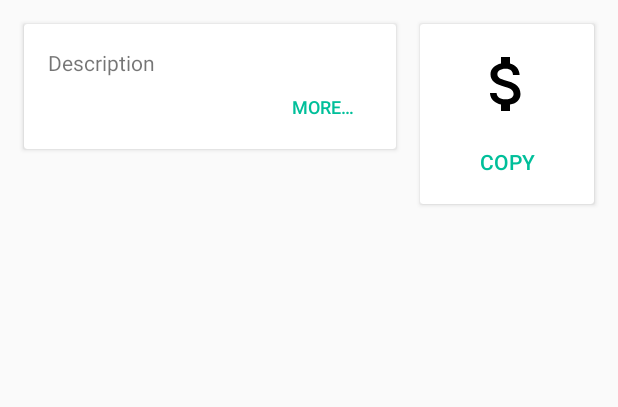
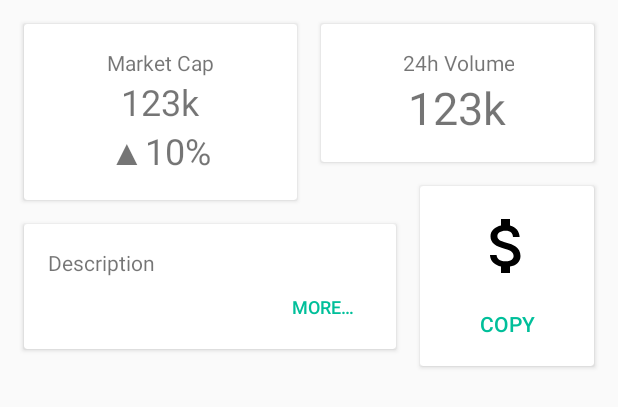
Before and after one commit to grgar/Cryptovalise, an Android app: the layout coin_detail.xml on its own in the app's theme, with its tools: preview values and no code run, on a phone screen of 412 x 824 dp. Shown: the top 407 px of the screen. Run offline under Robolectric (Android 15) with nearby library versions, the phone set to English and light mode, and no system bars.

Commit message:
NumberFormat object and CoinDetail Market Cap

```diff
--- a/app/src/main/res/layout/coin_detail.xml
+++ b/app/src/main/res/layout/coin_detail.xml
@@ -9,13 +9,118 @@
 	<android.support.v7.widget.CardView
 		android:layout_width="0dp"
 		android:layout_height="wrap_content"
+		android:id="@+id/summaryCap"
+		android:layout_marginTop="16dp"
+		app:layout_constraintTop_toTopOf="parent"
+		app:layout_constraintStart_toStartOf="parent"
+		android:layout_marginStart="16dp"
+		app:layout_constraintEnd_toStartOf="@+id/guide50"
+		android:layout_marginEnd="8dp">
+
+		<android.support.constraint.ConstraintLayout
+			android:layout_width="match_parent"
+			android:layout_height="match_parent">
+
+			<TextView
+				android:text="@string/coin_detail_cap_title"
+				android:layout_width="wrap_content"
+				android:layout_height="wrap_content"
+				android:layout_marginTop="16dp"
+				app:layout_constraintTop_toTopOf="parent"
+				app:layout_constraintStart_toStartOf="parent"
+				android:layout_marginStart="16dp"
+				android:id="@+id/capTitle"
+				app:layout_constraintEnd_toEndOf="parent"
+				android:layout_marginEnd="16dp"
+				android:textAlignment="center"/>
+
+			<TextView
+				android:layout_width="0dp"
+				android:layout_height="wrap_content"
+				android:id="@+id/capTotal"
+				android:textSize="24sp"
+				app:layout_constraintTop_toBottomOf="@+id/capTitle"
+				app:layout_constraintStart_toStartOf="parent"
+				android:layout_marginStart="16dp"
+				app:layout_constraintEnd_toEndOf="parent"
+				android:layout_marginEnd="16dp"
+				android:textAlignment="center"
+				tools:text="123k"/>
+
+			<TextView
+				android:layout_width="0dp"
+				android:layout_height="wrap_content"
+				android:id="@+id/capPercent"
+				app:layout_constraintStart_toStartOf="parent"
+				android:layout_marginStart="16dp"
+				app:layout_constraintEnd_toEndOf="parent"
+				android:layout_marginEnd="16dp"
+				android:textSize="24sp"
+				android:textAlignment="center"
+				app:layout_constraintTop_toBottomOf="@+id/capTotal"
+				app:layout_constraintBottom_toBottomOf="parent"
+				android:layout_marginBottom="16dp"
+				tools:text="▲10%"/>
+		</android.support.constraint.ConstraintLayout>
+	</android.support.v7.widget.CardView>
+
+	<android.support.v7.widget.CardView
+		android:layout_width="0dp"
+		android:layout_height="wrap_content"
+		android:id="@+id/summaryVol"
+		app:layout_constraintStart_toStartOf="@+id/guide50"
+		android:layout_marginStart="8dp"
 		app:layout_constraintTop_toTopOf="parent"
 		android:layout_marginTop="16dp"
+		app:layout_constraintEnd_toEndOf="parent"
+		android:layout_marginEnd="16dp"
+		>
+
+		<android.support.constraint.ConstraintLayout
+			android:layout_width="match_parent"
+			android:layout_height="match_parent">
+
+			<TextView
+				android:text="@string/coin_detail_vol_title"
+				android:layout_width="wrap_content"
+				android:layout_height="wrap_content"
+				android:id="@+id/volTitle"
+				android:layout_marginTop="16dp"
+				app:layout_constraintTop_toTopOf="parent"
+				app:layout_constraintStart_toStartOf="parent"
+				android:layout_marginStart="16dp"
+				android:layout_marginEnd="16dp"
+				app:layout_constraintEnd_toEndOf="parent"
+				android:textAlignment="center"/>
+
+			<TextView
+				android:layout_width="0dp"
+				android:layout_height="wrap_content"
+				android:id="@+id/volTotal"
+				android:textSize="30sp"
+				app:layout_constraintStart_toStartOf="parent"
+				android:layout_marginStart="16dp"
+				app:layout_constraintEnd_toEndOf="parent"
+				android:layout_marginEnd="16dp"
+				android:textAlignment="center"
+				app:layout_constraintHorizontal_bias="0.0"
+				app:layout_constraintTop_toBottomOf="@+id/volTitle"
+				app:layout_constraintBottom_toBottomOf="parent"
+				android:layout_marginBottom="16dp"
+				tools:text="123k"/>
+		</android.support.constraint.ConstraintLayout>
+	</android.support.v7.widget.CardView>
+
+	<android.support.v7.widget.CardView
+		android:layout_width="0dp"
+		android:layout_height="wrap_content"
 		app:layout_constraintStart_toStartOf="parent"
 		android:layout_marginStart="16dp"
 		app:layout_constraintEnd_toStartOf="@+id/guide66"
 		android:layout_marginEnd="8dp"
-		android:id="@+id/cardView">
+		android:id="@+id/cardView"
+		android:layout_marginTop="16dp"
+		app:layout_constraintTop_toBottomOf="@+id/summaryCap">
 
 		<android.support.constraint.ConstraintLayout
 			android:layout_width="match_parent"
@@ -80,10 +185,9 @@
 		android:layout_marginEnd="16dp"
 		app:layout_constraintStart_toStartOf="@+id/guide66"
 		android:layout_marginStart="8dp"
-		app:layout_constraintTop_toTopOf="parent"
+		android:id="@+id/coinLogoCard"
 		android:layout_marginTop="16dp"
-		android:id="@+id/coinLogoCard"
-		>
+		app:layout_constraintTop_toBottomOf="@+id/summaryVol">
 
 		<android.support.constraint.ConstraintLayout
 			android:layout_width="match_parent"
@@ -99,7 +203,8 @@
 				android:layout_marginStart="8dp"
 				app:layout_constraintTop_toTopOf="parent"
 				android:layout_marginTop="16dp"
-				tools:srcCompat="@drawable/ic_attach_money_black_24dp"/>
+				tools:srcCompat="@drawable/ic_attach_money_black_24dp"
+				android:contentDescription="@string/coin_list_icon_description"/>
 
 			<Button
 				android:text="@string/coin_detail_copy_logo"
--- a/app/src/main/res/values/strings.xml
+++ b/app/src/main/res/values/strings.xml
@@ -15,4 +15,6 @@
 	<string name="add_coin_emptymsg">No more coins are available</string>
 	<string name="coin_detail_missing_description">No description</string>
 	<string name="coin_detail_copy_logo">Copy</string>
+	<string name="coin_detail_cap_title">Market Cap</string>
+	<string name="coin_detail_vol_title">24h Volume</string>
 </resources>
```
Also changed, not shown: app/src/main/java/com/georgegarside/cryptovalise/CoinDetailFragment.kt (+7 -0 lines), app/src/main/java/com/georgegarside/cryptovalise/model/API.kt (+19 -5 lines), app/src/main/java/com/georgegarside/cryptovalise/model/Helpers.kt (+1 -22 lines), app/src/main/java/com/georgegarside/cryptovalise/presenter/CoinRecyclerViewAdapter.kt (+10 -2 lines), app/src/main/java/com/georgegarside/cryptovalise/presenter/NumberFormat.kt (added, +123 -0 lines), app/src/main/res/layout/coin_list_content.xml (+16 -15 lines), 1 other file.
